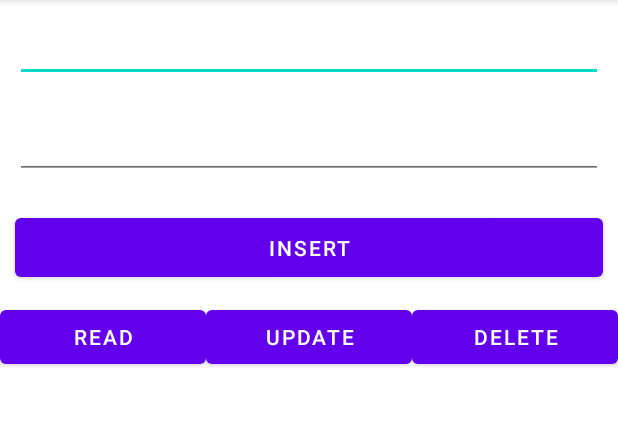
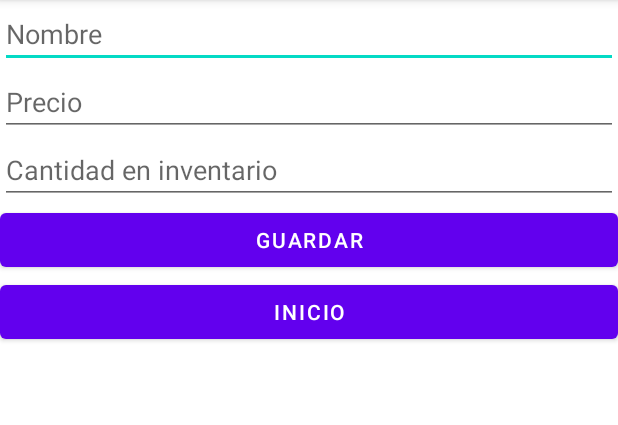
Before and after one commit to ASASauqui/SQLite-Android-App, an Android app: the screen it shows after launch (MainActivity before the commit, NewProduct after it), after a tap on "INSERT", on a phone screen of 412 x 824 dp, the part 84-509 px from its top. Run offline under Robolectric (Android 15) with nearby library versions, the phone set to English and light mode, and no system bars.

Commit message:
feat: product class and kind of a product list

```diff
--- a/app/src/main/AndroidManifest.xml
+++ b/app/src/main/AndroidManifest.xml
@@ -14,6 +14,9 @@
         android:theme="@style/Theme.SQLite_1"
         tools:targetApi="31">
         <activity
+            android:name=".NewProduct"
+            android:exported="false" />
+        <activity
             android:name=".MainActivity"
             android:exported="true">
             <intent-filter>
--- a/app/src/main/java/com/example/sqlite_1/DatabaseHandler.kt
+++ b/app/src/main/java/com/example/sqlite_1/DatabaseHandler.kt
@@ -6,10 +6,11 @@ import android.database.sqlite.SQLiteDatabase
 import android.database.sqlite.SQLiteOpenHelper
 import android.widget.Toast
 
-val DATABASE_NAME = "UsuariosDB"
-val TABLE_NAME = "Users"
+val DATABASE_NAME = "ProductsDB1"
+val TABLE_NAME = "Products"
 val COL_NAME = "name"
-val COL_AGE = "age"
+val COL_PRICE = "price"
+val COL_QTY = "qty"
 val COL_ID = "id"
 
 class DatabaseHandler(var context:Context) : SQLiteOpenHelper(context, DATABASE_NAME, null, 1) {
@@ -17,7 +18,8 @@ class DatabaseHandler(var context:Context) : SQLiteOpenHelper(context, DATABASE_
         val createTable = "CREATE TABLE " + TABLE_NAME + " (" +
                 COL_ID + " INTEGER PRIMARY KEY AUTOINCREMENT," +
                 COL_NAME + " VARCHAR(255)," +
-                COL_AGE + " INTEGER)"
+                COL_PRICE + " FLOAT,"+
+                COL_QTY + " INT)"
 
         db?.execSQL(createTable)
     }
@@ -26,12 +28,13 @@ class DatabaseHandler(var context:Context) : SQLiteOpenHelper(context, DATABASE_
         TODO("Not yet implemented")
     }
 
-    fun insertData(user: User){
+    fun insertData(product: Product){
         val db = this.writableDatabase
         val cv = ContentValues()
 
-        cv.put(COL_NAME, user.name)
-        cv.put(COL_AGE, user.age)
+        cv.put(COL_NAME, product.name)
+        cv.put(COL_PRICE, product.price)
+        cv.put(COL_QTY, product.qty)
 
         var result = db.insert(TABLE_NAME, null, cv)
 
@@ -43,8 +46,8 @@ class DatabaseHandler(var context:Context) : SQLiteOpenHelper(context, DATABASE_
         }
     }
 
-    fun readData() : MutableList<User> {
-        var list : MutableList<User> = ArrayList()
+    fun readData() : ArrayList<Product> {
+        var list : ArrayList<Product> = ArrayList()
 
         var db = this.readableDatabase
 
@@ -54,12 +57,12 @@ class DatabaseHandler(var context:Context) : SQLiteOpenHelper(context, DATABASE_
 
         if (result.moveToFirst()){
             do {
-                var user = User()
-                user.id = result.getString(0).toInt()
-                user.name = result.getString(1)
-                user.age = result.getString(2).toInt()
+                var product = Product()
+                product.id = result.getString(0).toInt()
+                product.name = result.getString(1)
+                product.price = result.getString(2).toFloat()
 
-                list.add(user)
+                list.add(product)
             } while(result.moveToNext());
         }
 
--- a/app/src/main/java/com/example/sqlite_1/MainActivity.kt
+++ b/app/src/main/java/com/example/sqlite_1/MainActivity.kt
@@ -1,11 +1,14 @@
 package com.example.sqlite_1
 
+import android.content.Intent
 import androidx.appcompat.app.AppCompatActivity
 import android.os.Bundle
 import android.widget.Button
 import android.widget.EditText
 import android.widget.TextView
 import android.widget.Toast
+import androidx.recyclerview.widget.RecyclerView
+import com.example.sqlite_1.adapters.ProductListAdapter
 
 class MainActivity : AppCompatActivity() {
     override fun onCreate(savedInstanceState: Bundle?) {
@@ -14,33 +17,20 @@ class MainActivity : AppCompatActivity() {
 
         val context = this
 
-        val btnInsert = findViewById<Button>(R.id.btnInsert)
-        val btnRead = findViewById<Button>(R.id.btnRead)
-        val etvName = findViewById<EditText>(R.id.etvName)
-        val etvAge = findViewById<EditText>(R.id.etvAge)
-        val tvResult = findViewById<TextView>(R.id.tvResult)
-
         var db = DatabaseHandler(context)
 
-        btnInsert.setOnClickListener{
-            if(etvName.text.toString().length > 0 &&
-                    etvAge.text.toString().length > 0) {
-                var user = User(etvName.text.toString(), etvAge.text.toString().toInt())
+        var btnInsert = findViewById<Button>(R.id.btnInsert)
 
-                db.insertData(user)
-            }
-            else{
-                Toast.makeText(context, "Please Fill all Data", Toast.LENGTH_SHORT)
+
+        btnInsert.setOnClickListener {
+            Intent(this, NewProduct::class.java).also {
+                startActivity(it)
             }
         }
 
-        btnRead.setOnClickListener{
-            var data = db.readData()
-            tvResult.text = ""
+        var productList = findViewById<RecyclerView>(R.id.productList)
+        var adapter = ProductListAdapter(db.readData())
+        productList.adapter = adapter
 
-            for(i in 0..(data.size-1)){
-                tvResult.append(data.get(i).id.toString() + " " + data.get(i).name + " " + data.get(i).age.toString() + "\n")
-            }
-        }
     }
 }
--- /dev/null
+++ b/app/src/main/java/com/example/sqlite_1/NewProduct.kt
@@ -0,0 +1,50 @@
+package com.example.sqlite_1
+
+import android.content.Intent
+import androidx.appcompat.app.AppCompatActivity
+import android.os.Bundle
+import android.widget.Button
+import android.widget.EditText
+import android.widget.Toast
+
+class NewProduct : AppCompatActivity() {
+    override fun onCreate(savedInstanceState: Bundle?) {
+        super.onCreate(savedInstanceState)
+        setContentView(R.layout.activity_new_product)
+        val context = this
+
+
+        var db = DatabaseHandler(context)
+
+        var txtName = findViewById<EditText>(R.id.txtName)
+        var txtPrice = findViewById<EditText>(R.id.txtPrice)
+        var txtQty = findViewById<EditText>(R.id.txtQty)
+        var btnSave = findViewById<Button>(R.id.btnSave)
+        var btnHome = findViewById<Button>(R.id.btnHome)
+
+
+        btnSave.setOnClickListener {
+            if(txtName.text.toString().length > 0 &&
+                txtPrice.text.toString().length> 0 &&
+                txtQty.text.toString().length> 0) {
+                var product = Product(txtName.text.toString(), txtPrice.text.toString().toFloat(), txtQty.text.toString().toInt())
+
+                db.insertData(product)
+            }
+            else{
+                Toast.makeText(context, "PLease Fill all data", Toast.LENGTH_SHORT).show()
+            }
+
+        }
+
+        btnHome.setOnClickListener {
+            Intent(this, MainActivity::class.java).also {
+                startActivity(it)
+            }
+        }
+
+
+
+
+    }
+}
--- a/app/src/main/res/layout/activity_main.xml
+++ b/app/src/main/res/layout/activity_main.xml
@@ -12,20 +12,6 @@
         android:layout_height="wrap_content"
         android:orientation="vertical">
 
-        <EditText
-            android:id="@+id/etvName"
-            android:layout_width="match_parent"
-            android:layout_height="wrap_content"
-            android:layout_margin="10dp"
-            android:padding="10dp"/>
-
-        <EditText
-            android:id="@+id/etvAge"
-            android:layout_width="match_parent"
-            android:layout_height="wrap_content"
-            android:layout_margin="10dp"
-            android:padding="10dp"/>
-
         <Button
             android:id="@+id/btnInsert"
             android:layout_width="match_parent"
@@ -33,48 +19,12 @@
             android:layout_margin="10dp"
             android:padding="10dp"
             android:text="Insert"/>
+
+        <androidx.recyclerview.widget.RecyclerView
+            android:id="@+id/productList"
+            android:layout_width="match_parent"
+            android:layout_height="656dp" />
     </LinearLayout>
-
-    <LinearLayout
-        android:layout_width="match_parent"
-        android:layout_height="wrap_content"
-        android:orientation="horizontal"
-        android:weightSum="3">
-
-        <Button
-            android:id="@+id/btnRead"
-            android:layout_width="match_parent"
-            android:layout_height="wrap_content"
-            android:layout_weight="1"
-            android:text="Read"/>
-
-        <Button
-            android:id="@+id/btnUpdate"
-            android:layout_width="match_parent"
-            android:layout_height="wrap_content"
-            android:layout_weight="1"
-            android:text="Update"/>
-
-        <Button
-            android:id="@+id/btnDelete"
-            android:layout_width="match_parent"
-            android:layout_height="wrap_content"
-            android:layout_weight="1"
-            android:text="Delete"/>
-
-
-    </LinearLayout>
-
-    <ScrollView
-        android:layout_width="match_parent"
-        android:layout_height="match_parent">
-
-        <TextView
-            android:id="@+id/tvResult"
-            android:layout_width="match_parent"
-            android:layout_height="wrap_content"/>
-    </ScrollView>
-
 
 
 </LinearLayout>
--- /dev/null
+++ b/app/src/main/res/layout/activity_new_product.xml
@@ -0,0 +1,43 @@
+<?xml version="1.0" encoding="utf-8"?>
+<LinearLayout xmlns:android="http://schemas.android.com/apk/res/android"
+    xmlns:app="http://schemas.android.com/apk/res-auto"
+    xmlns:tools="http://schemas.android.com/tools"
+    android:layout_width="match_parent"
+    android:layout_height="wrap_content"
+    android:orientation="vertical"
+    tools:context=".MainActivity">
+
+    <EditText
+        android:id="@+id/txtName"
+        android:layout_width="match_parent"
+        android:layout_height="wrap_content"
+        android:hint="Nombre"
+        />
+
+    <EditText
+        android:id="@+id/txtPrice"
+        android:layout_width="match_parent"
+        android:layout_height="wrap_content"
+        android:hint="Precio"
+        />
+
+    <EditText
+        android:id="@+id/txtQty"
+        android:layout_width="match_parent"
+        android:layout_height="wrap_content"
+        android:hint="Cantidad en inventario"
+        />
+
+    <Button
+        android:id="@+id/btnSave"
+        android:layout_width="match_parent"
+        android:layout_height="wrap_content"
+        android:text="Guardar" />
+
+    <Button
+        android:id="@+id/btnHome"
+        android:layout_width="match_parent"
+        android:layout_height="wrap_content"
+        android:text="Inicio" />
+
+</LinearLayout>
```
Also changed, not shown: app/src/main/java/com/example/sqlite_1/Product.kt (added, +21 -0 lines), app/src/main/java/com/example/sqlite_1/User.kt (deleted, +0 -18 lines), app/src/main/java/com/example/sqlite_1/adapters/ProductListAdapter.kt (added, +49 -0 lines), app/src/main/res/layout/product_item_list.xml (added, +49 -0 lines).
